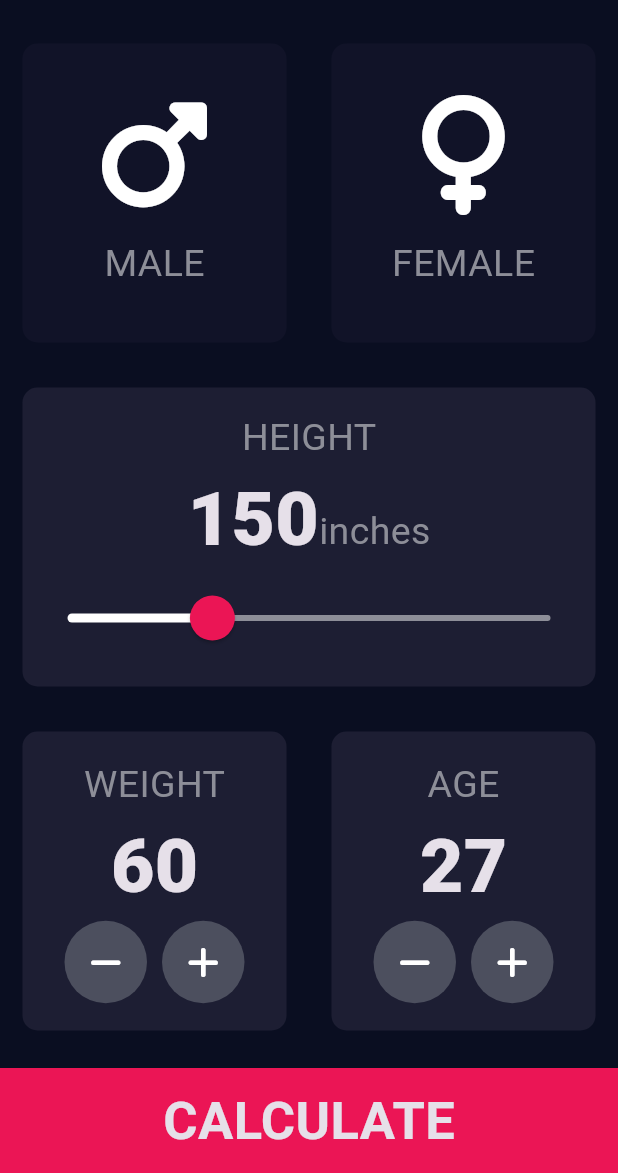
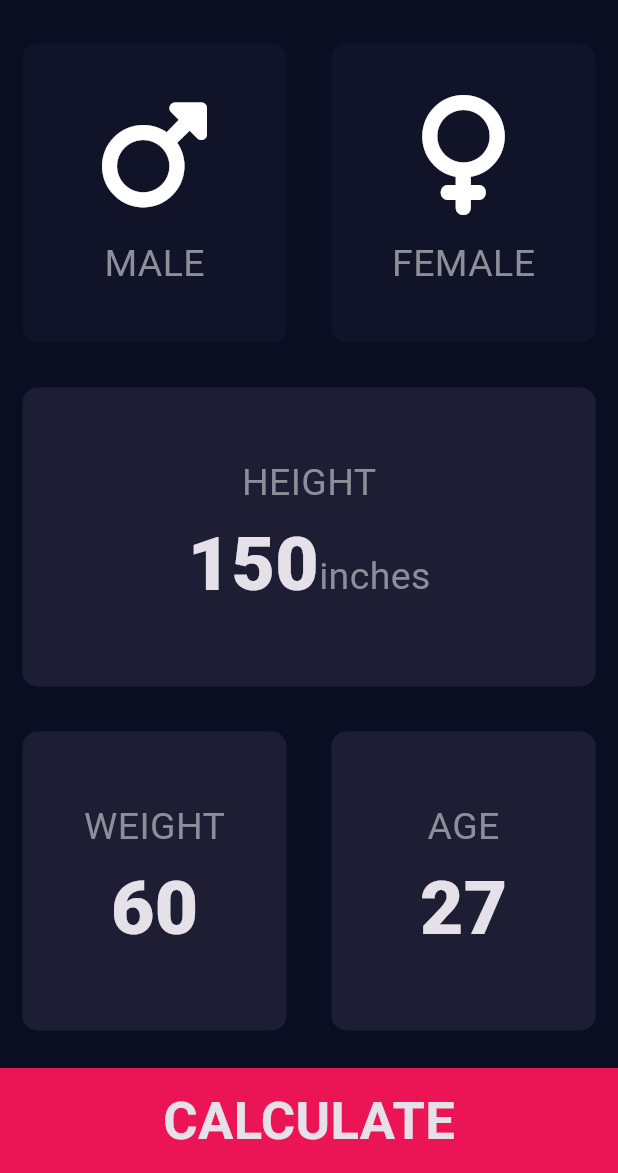
Before and after one commit to abiodunosagie/BMI-Calculator, a Flutter app: the screen it shows after launch, on a phone screen of 412 x 824 dp, the part 63-1236 px from its top. Run offline on Flutter 3.47's test engine with Material 3 defaults, Android fonts, the phone set to English and light mode, and no system bars; our stand-ins replace font_awesome_flutter.

Commit message:
fixing responsiveness. had to comment some features.

```diff
--- a/lib/Component/buttom_botton.dart
+++ b/lib/Component/buttom_botton.dart
@@ -1,9 +1,9 @@
-import 'package:bmi_calculator/Screens/results_page.dart';
+import 'package:bmi_calculator/constants.dart';
 import 'package:flutter/material.dart';
-import 'package:bmi_calculator/constants.dart';
 
 class BottomButton extends StatelessWidget {
-  BottomButton({required this.onTap, required this.buttonTitle});
+  const BottomButton(
+      {super.key, required this.onTap, required this.buttonTitle});
 
   final VoidCallback onTap;
   final String buttonTitle;
--- a/lib/Component/icon_content.dart
+++ b/lib/Component/icon_content.dart
@@ -7,7 +7,7 @@ const labelTextStyle = TextStyle(
 );
 
 class IconContent extends StatelessWidget {
-  IconContent({this.icon, required this.label});
+  const IconContent({super.key, this.icon, required this.label});
 
   final IconData? icon;
   final String label;
@@ -21,7 +21,7 @@ class IconContent extends StatelessWidget {
           icon,
           size: 80.0,
         ),
-        SizedBox(height: 15.0),
+        const SizedBox(height: 15.0),
         Text(
           label,
           style: labelTextStyle,
--- a/lib/Component/reuseabel_card.dart
+++ b/lib/Component/reuseabel_card.dart
@@ -1,8 +1,8 @@
 import 'package:flutter/material.dart';
 
-
 class ReuseableCard extends StatelessWidget {
-   ReuseableCard({required this.colour, this.cardChild, this.onPress});
+  const ReuseableCard(
+      {super.key, required this.colour, this.cardChild, this.onPress});
 
   final Color colour;
   final Widget? cardChild;
@@ -12,12 +12,14 @@ class ReuseableCard extends StatelessWidget {
     return GestureDetector(
       onTap: onPress,
       child: Container(
-        child: cardChild,
-        margin: EdgeInsets.all(15.0),
+        // height: 800,
+        // width: 150,
+        margin: const EdgeInsets.all(15.0),
         decoration: BoxDecoration(
           borderRadius: BorderRadius.circular(10.0),
           color: colour,
         ),
+        child: cardChild,
       ),
     );
   }
--- a/lib/Screens/input_Page.dart
+++ b/lib/Screens/input_Page.dart
@@ -1,12 +1,12 @@
+import 'package:bmi_calculator/Component/buttom_botton.dart';
+import 'package:bmi_calculator/Component/reuseabel_card.dart';
 import 'package:bmi_calculator/Screens/results_page.dart';
+import 'package:bmi_calculator/calculator_brain.dart';
+import 'package:bmi_calculator/constants.dart';
 import 'package:flutter/material.dart';
 import 'package:font_awesome_flutter/font_awesome_flutter.dart';
+
 import '../Component/icon_content.dart';
-import 'package:bmi_calculator/Component/reuseabel_card.dart';
-import 'package:bmi_calculator/constants.dart';
-import 'package:bmi_calculator/Component/buttom_botton.dart';
-import 'package:bmi_calculator/Component/roundIconbutton.dart';
-import 'package:bmi_calculator/calculator_brain.dart';
 
 enum Gender { male, female }
 
@@ -47,8 +47,8 @@ class _InputPageState extends State<InputPage> {
                     colour: selectedGender == Gender.male
                         ? kActiveCardColour
                         : kInactiveCardColour,
-                    cardChild:
-                        IconContent(icon: FontAwesomeIcons.mars, label: 'MALE'),
+                    cardChild: const IconContent(
+                        icon: FontAwesomeIcons.mars, label: 'MALE'),
                   ),
                 ),
                 Expanded(
@@ -61,52 +61,56 @@ class _InputPageState extends State<InputPage> {
                         colour: selectedGender == Gender.female
                             ? kActiveCardColour
                             : kInactiveCardColour,
-                        cardChild: IconContent(
+                        cardChild: const IconContent(
                           icon: FontAwesomeIcons.venus,
                           label: 'FEMALE',
                         ))),
               ],
-            )),
+            ),
+          ),
           Expanded(
             child: ReuseableCard(
               colour: kActiveCardColour,
               cardChild: Column(
                 mainAxisAlignment: MainAxisAlignment.center,
                 children: [
-                  Text('HEIGHT', style: kLabelTextStyle),
+                  const Text('HEIGHT', style: kLabelTextStyle),
                   Row(
                     mainAxisAlignment: MainAxisAlignment.center,
                     crossAxisAlignment: CrossAxisAlignment.baseline,
                     textBaseline: TextBaseline.alphabetic,
                     children: [
                       Text(height.toString(), style: kNumberTextStyle),
-                      Text('inches', style: kLabelTextStyle),
+                      const Text('inches', style: kLabelTextStyle),
                     ],
                   ),
-                  SliderTheme(
-                    data: SliderTheme.of(context).copyWith(
-                        activeTrackColor: Colors.white,
-                        inactiveTrackColor: Color(0xFF8D8E98),
-                        overlayColor: Color(0x29eb1555),
-                        thumbColor: Color(0xffeb1555),
-                        thumbShape:
-                            RoundSliderThumbShape(enabledThumbRadius: 15.0),
-                        overlayShape:
-                            RoundSliderOverlayShape(overlayRadius: 30.0)),
-                    child: Slider(
-                      value: height.toDouble(),
-                      min: 120.0,
-                      max: 220.0,
-                      onChanged: (double newValue) {
-                        setState(() {
-                          height = newValue.round();
-                        });
-                      },
-                    ),
-                  )
+                  // SliderTheme(
+                  //   data: SliderTheme.of(context).copyWith(
+                  //       activeTrackColor: Colors.white,
+                  //       inactiveTrackColor: const Color(0xFF8D8E98),
+                  //       overlayColor: const Color(0x29eb1555),
+                  //       thumbColor: const Color(0xffeb1555),
+                  //       thumbShape: const RoundSliderThumbShape(
+                  //           enabledThumbRadius: 15.0),
+                  //       overlayShape:
+                  //           const RoundSliderOverlayShape(overlayRadius: 30.0)),
+                  //   child: Slider(
+                  //     value: height.toDouble(),
+                  //     min: 120.0,
+                  //     max: 220.0,
+                  //     onChanged: (double newValue) {
+                  //       setState(
+                  //         () {
+                  //           height = newValue.round();
+                  //         },
+                  //       );
+                  //     },
+                  //   ),
+                  // ),
                 ],
               ),
-            )),
+            ),
+          ),
           Expanded(
             child: Row(
               children: [
@@ -116,78 +120,89 @@ class _InputPageState extends State<InputPage> {
                     cardChild: Column(
                       mainAxisAlignment: MainAxisAlignment.center,
                       children: [
-                      Text('WEIGHT', style: kLabelTextStyle),
+                        const Text('WEIGHT', style: kLabelTextStyle),
                         Text(weight.toString(), style: kNumberTextStyle),
-                      Row(
+                        const Row(
                           mainAxisAlignment: MainAxisAlignment.center,
                           children: [
-                          RoundIconButton(
-                            icon: FontAwesomeIcons.minus,
-                            colour: Colors.white,
-                            onPressed: () {
-                              setState(() {
-                                weight--;
-                              });
-                            },
-                          ),
-                          SizedBox(width: 10.0),
-                          RoundIconButton(
-                            icon: FontAwesomeIcons.plus,
-                            colour: Colors.white,
-                            onPressed: () {
-                              setState(() {
-                                weight++;
-                              });
-                            },
-                          ),
+                            // RoundIconButton(
+                            //   icon: FontAwesomeIcons.minus,
+                            //   colour: Colors.white,
+                            //   onPressed: () {
+                            //     setState(
+                            //       () {
+                            //         weight--;
+                            //       },
+                            //     );
+                            //   },
+                            // ),
+                            // const SizedBox(width: 10.0),
+                            // RoundIconButton(
+                            //   icon: FontAwesomeIcons.plus,
+                            //   colour: Colors.white,
+                            //   onPressed: () {
+                            //     setState(
+                            //       () {
+                            //         weight++;
+                            //       },
+                            //     );
+                            //   },
+                            // ),
                           ],
                         )
                       ],
                     ),
-                )),
+                  ),
+                ),
                 Expanded(
                   child: ReuseableCard(
                     colour: kActiveCardColour,
                     cardChild: Column(
                       mainAxisAlignment: MainAxisAlignment.center,
                       children: [
-                      Text(
+                        const Text(
                           'AGE',
                           style: kLabelTextStyle,
                         ),
                         Text(age.toString(), style: kNumberTextStyle),
-                      Row(
+                        const Row(
                           mainAxisAlignment: MainAxisAlignment.center,
                           children: [
-                          RoundIconButton(
-                              icon: FontAwesomeIcons.minus,
-                              colour: Colors.white,
-                              onPressed: () {
-                                setState(() {
-                                  age--;
-                                });
-                              }),
-                          SizedBox(width: 10.0),
-                          RoundIconButton(
-                              icon: FontAwesomeIcons.plus,
-                              colour: Colors.white,
-                              onPressed: () {
-                                setState(() {
-                                  age++;
-                                });
-                              })
+                            // RoundIconButton(
+                            //   icon: FontAwesomeIcons.minus,
+                            //   colour: Colors.white,
+                            //   onPressed: () {
+                            //     setState(
+                            //       () {
+                            //         age--;
+                            //       },
+                            //     );
+                            //   },
+                            // ),
+                            // const SizedBox(width: 10.0),
+                            // RoundIconButton(
+                            //   icon: FontAwesomeIcons.plus,
+                            //   colour: Colors.white,
+                            //   onPressed: () {
+                            //     setState(
+                            //       () {
+                            //         age++;
+                            //       },
+                            //     );
+                            //   },
+                            // )
                           ],
                         )
                       ],
                     ),
-                )),
+                  ),
+                ),
               ],
-            )),
+            ),
+          ),
           BottomButton(
             buttonTitle: 'CALCULATE',
             onTap: () {
-                //todo: creating the  calculator brain inside my calculate button now
-
               CalculatorBrain calc =
                   CalculatorBrain(height: height, weight: weight);
               Navigator.push(
@@ -197,10 +212,13 @@ class _InputPageState extends State<InputPage> {
                     bmiResult: calc.calculateBMI(),
                     resultText: calc.getResults(),
                     interpretation: calc.getInterpretation(),
-                            )));
+                  ),
+                ),
+              );
             },
           )
         ],
-        ));
+      ),
+    );
   }
 }
--- a/lib/main.dart
+++ b/lib/main.dart
@@ -1,7 +1,7 @@
+import 'package:bmi_calculator/Screens/input_Page.dart';
 import 'package:flutter/material.dart';
-import 'package:bmi_calculator/Screens/input_Page.dart';
 
-void main() => runApp(BMICalculator());
+void main() => runApp(const BMICalculator());
 
 const tabTitle = Colors.red;
 
@@ -12,12 +12,11 @@ class BMICalculator extends StatelessWidget {
   Widget build(BuildContext context) {
     return MaterialApp(
       theme: ThemeData.dark().copyWith(
-        primaryColor: Color(0xff0a0e21),
-        scaffoldBackgroundColor: Color(0xff0a0e21),
+        primaryColor: const Color(0xff0a0e21),
+        scaffoldBackgroundColor: const Color(0xff0a0e21),
       ),
-
       debugShowCheckedModeBanner: false,
-        home: InputPage(),
+      home: const InputPage(),
     );
   }
 }
```
Also changed, not shown: lib/Component/roundIconbutton.dart (+4 -3 lines), lib/Screens/results_page.dart (+12 -13 lines), pubspec.lock, 3 other files. Lines whose indentation alone changed are shown as unchanged.
